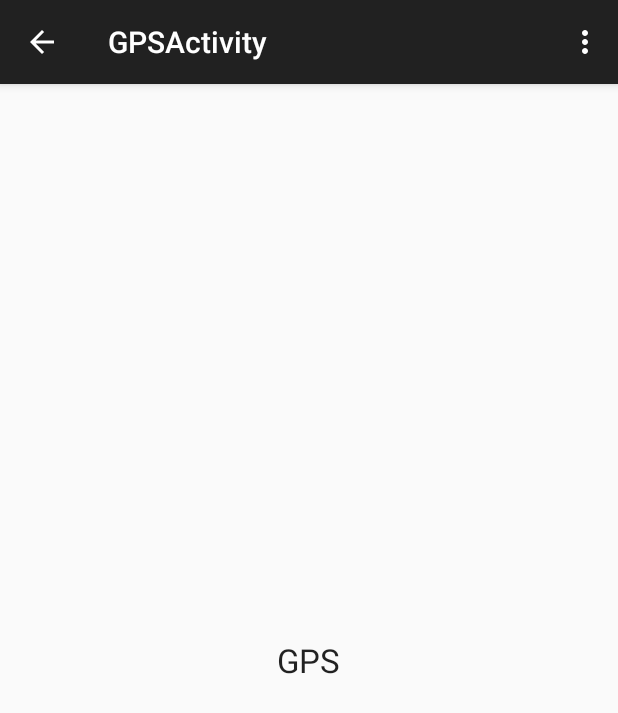
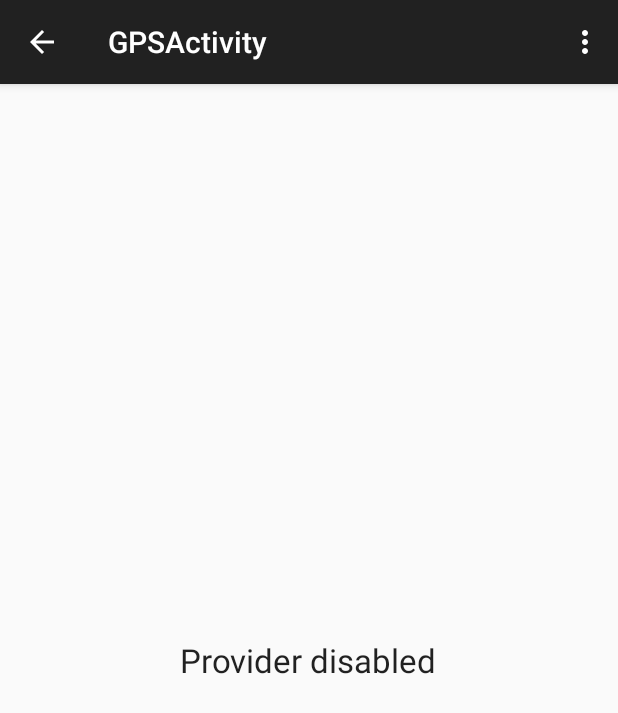
Before and after one commit to OskarJJ/MonkeymondayZ, an Android app: the GPSActivity screen opened directly, with no data from a screen before it, on a phone screen of 412 x 824 dp. Shown: the top 713 px of the screen. Run offline under Robolectric (Android 15) with nearby library versions, the phone set to English and light mode, and no system bars.

Commit message:
Added GPS textView in GPSActivity View. And fixed Oskars issue with Android SDK

```diff
--- a/app/src/main/java/nu/fml/monkeymondayz/GPSActivity.java
+++ b/app/src/main/java/nu/fml/monkeymondayz/GPSActivity.java
@@ -20,7 +20,7 @@ public class GPSActivity extends ActionBarActivity implements LocationListener {
 
         LocationManager lMgr = (LocationManager) getSystemService(Context.LOCATION_SERVICE);
         //lMgr.req
-        lMgr.requestLocationUpdates(LocationManager.GPS_PROVIDER,0,0,this);
+        lMgr.requestLocationUpdates(LocationManager.NETWORK_PROVIDER,500,0,this);
     }
 
 
@@ -49,21 +49,27 @@ public class GPSActivity extends ActionBarActivity implements LocationListener {
     @Override
     public void onLocationChanged(Location location) {
         TextView txtLoc = (TextView) findViewById(R.id.txtGPS);
+        System.out.println("onLocationChanged()");
         txtLoc.setText(location.toString());
     }
 
     @Override
     public void onStatusChanged(String provider, int status, Bundle extras) {
-
+        System.out.println("onStatusChanged()");
     }
 
     @Override
     public void onProviderEnabled(String provider) {
+        TextView txtLoc = (TextView) findViewById(R.id.txtGPS);
 
+        txtLoc.setText("Provider enabled");
+        System.out.println("Provider enabled");
     }
 
     @Override
     public void onProviderDisabled(String provider) {
-
+        TextView txtLoc = (TextView) findViewById(R.id.txtGPS);
+    txtLoc.setText("Provider disabled");
+    System.out.println("Provider disabled");
     }
 }
```
Also changed, not shown: 1 other file.
